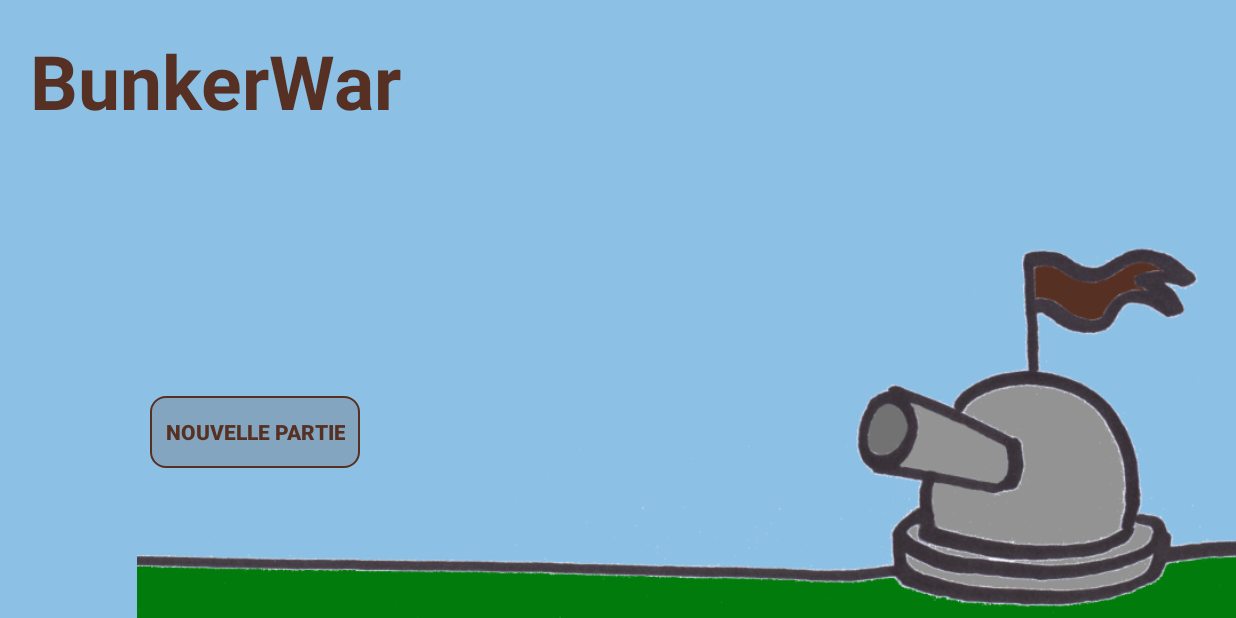
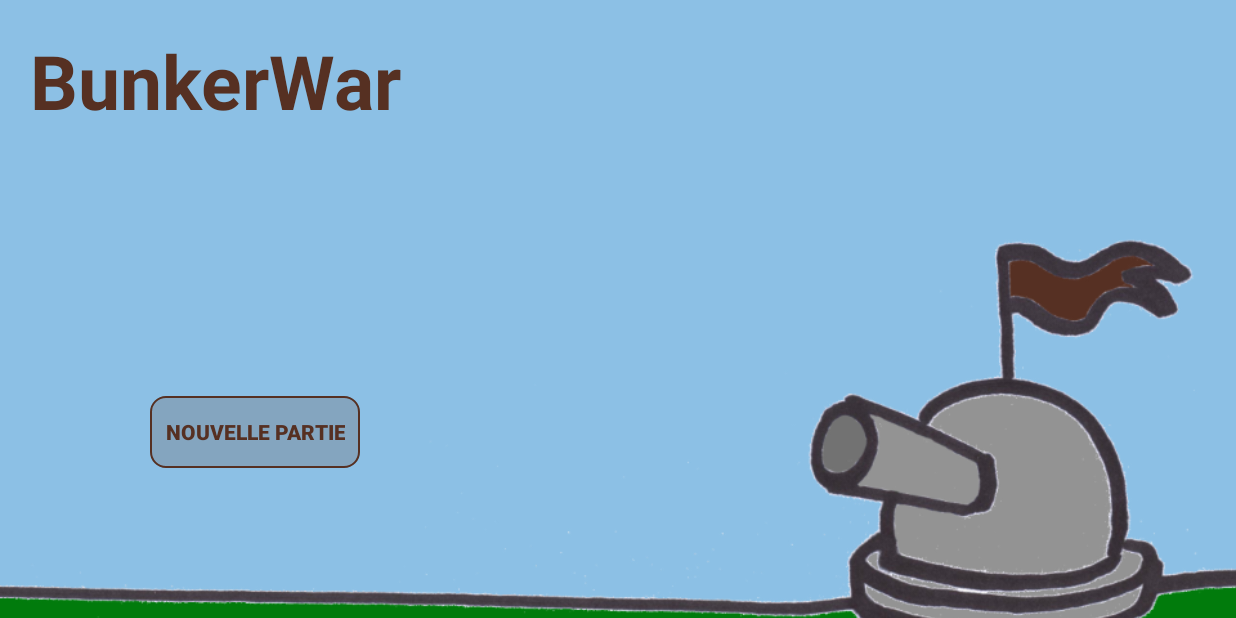
Before and after one commit to leomoldo/bunkerwar, an Android app: the screen it shows after launch (MainActivity), on a phone screen of 824 x 412 dp (held sideways). Run offline under Robolectric (Android 15) with nearby library versions, the phone set to English and light mode, and no system bars.

Commit message:
Changed scaleType for imageView in MainActivity.

```diff
--- a/app/src/main/res/layout/activity_main.xml
+++ b/app/src/main/res/layout/activity_main.xml
@@ -8,7 +8,7 @@
         android:src="@drawable/background_main_activity"
         android:layout_width="match_parent"
         android:layout_height="match_parent"
-        android:scaleType="fitEnd" />
+        android:scaleType="centerCrop" />
 
     <Button
         android:id="@+id/button_start_new_game"
```
